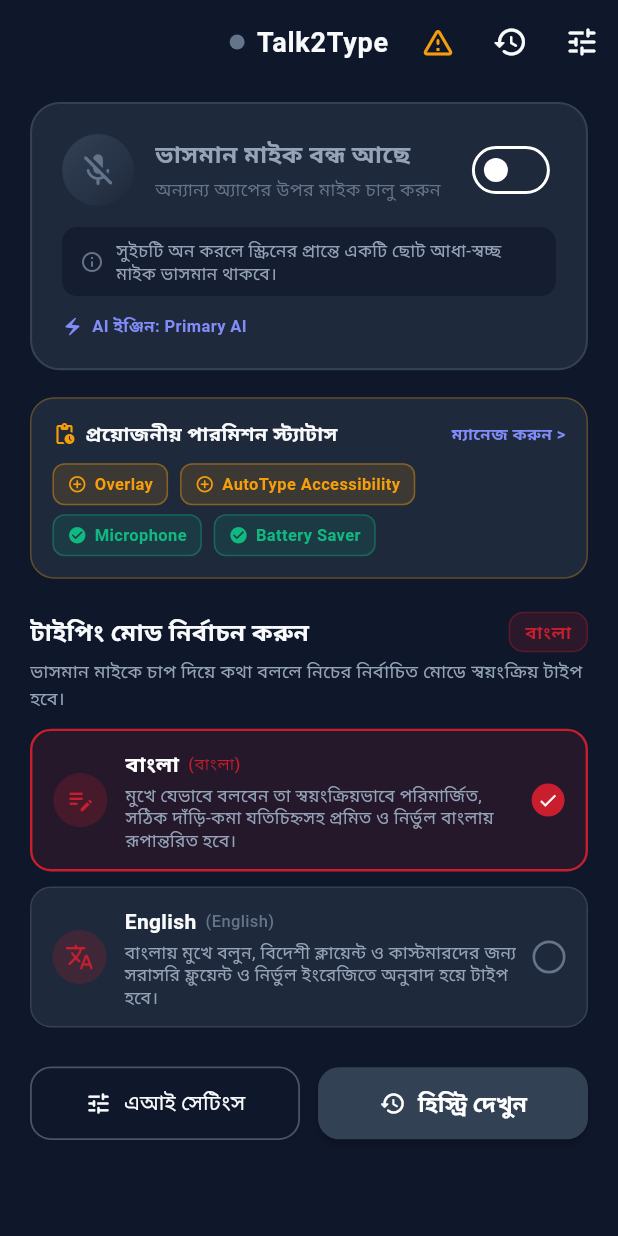
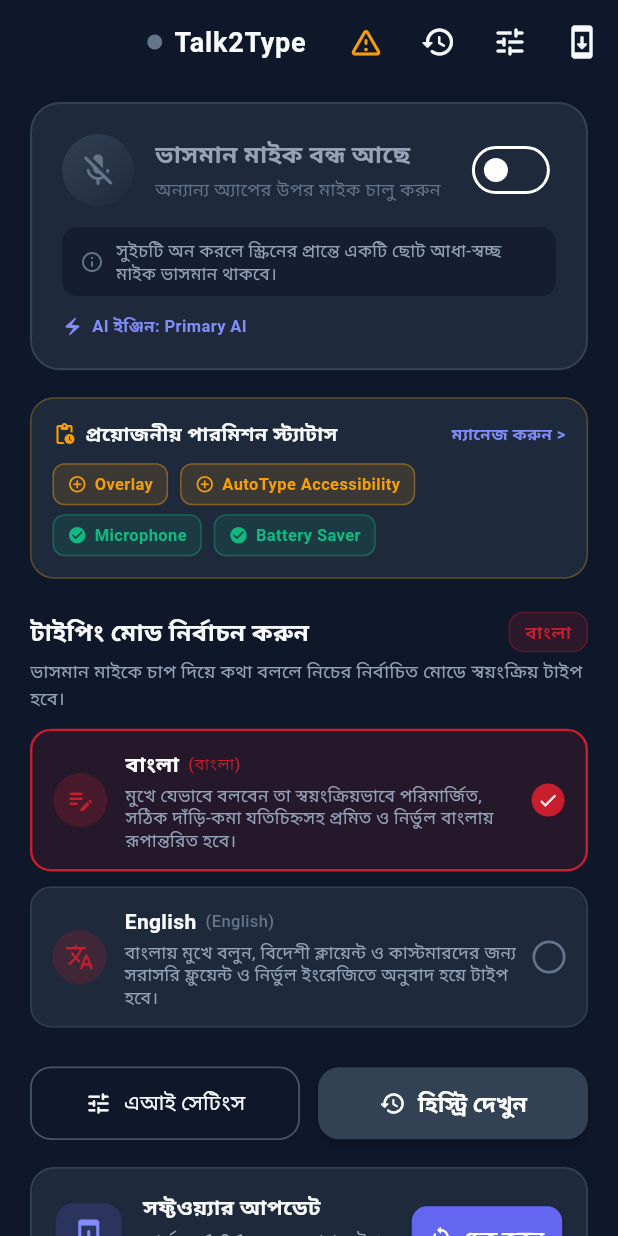
Before and after one commit to shakelm39/talk2type, a Flutter app: the HomeControlScreen screen opened directly, on a phone screen of 412 x 824 dp. Run offline on Flutter 3.47's test engine with Material 3 defaults, Android fonts, the phone set to English and light mode, and no system bars; our stand-ins replace device_info_plus, dio, permission_handler, shared_preferences, sqflite; accounts and stored records are empty; network calls fail.

Commit message:
feat: Add manual and auto in-app update checks with dynamic version detection

```diff
--- a/lib/core/native/native_bridge.dart
+++ b/lib/core/native/native_bridge.dart
@@ -242,6 +242,16 @@ class NativeBridge {
     }
   }
 
+  /// Get current running Android App Version (versionName)
+  static Future<String> getAppVersion() async {
+    try {
+      final String? version = await _channel.invokeMethod<String>('getAppVersion');
+      return version ?? '1.0.1';
+    } catch (_) {
+      return '1.0.1';
+    }
+  }
+
   /// Install downloaded APK using Android Package Installer via FileProvider
   static Future<bool> installApk(String filePath) async {
     try {
--- a/lib/presentation/screens/home_control_screen.dart
+++ b/lib/presentation/screens/home_control_screen.dart
@@ -34,10 +34,11 @@ class _HomeControlScreenState extends State<HomeControlScreen> with WidgetsBindi
   Future<void> _checkForAppUpdate() async {
     await Future.delayed(const Duration(milliseconds: 1200));
     if (!mounted) return;
-    final updateInfo = await AppUpdateService.instance.checkForUpdate();
-    if (updateInfo != null && updateInfo.hasUpdate && mounted) {
-      AppUpdateService.instance.showUpdateNotice(context, updateInfo);
-    }
+    // Quiet automatic check on launch (only prompts if update exists)
+    await AppUpdateService.instance.checkForUpdate(
+      context: context,
+      isManual: false,
+    );
   }
 
   @override
@@ -121,6 +122,17 @@ class _HomeControlScreenState extends State<HomeControlScreen> with WidgetsBindi
               showDialog(
                 context: context,
                 builder: (_) => const TestAiDialog(),
+              );
+            },
+          ),
+          // Manual update check button
+          IconButton(
+            icon: const Icon(Icons.system_update_rounded),
+            tooltip: "আপডেট চেক করুন",
+            onPressed: () {
+              AppUpdateService.instance.checkForUpdate(
+                context: context,
+                isManual: true,
               );
             },
           ),
@@ -229,6 +241,11 @@ class _HomeControlScreenState extends State<HomeControlScreen> with WidgetsBindi
                   ),
                 ],
               ),
+
+              const SizedBox(height: 18),
+
+              // 6. Manual Update & Version Card
+              _buildAppUpdateCard(),
 
               const SizedBox(height: 24),
             ],
@@ -700,4 +717,80 @@ class _HomeControlScreenState extends State<HomeControlScreen> with WidgetsBindi
       ),
     );
   }
+
+  Widget _buildAppUpdateCard() {
+    return Container(
+      padding: const EdgeInsets.all(16),
+      decoration: BoxDecoration(
+        color: AppColors.surface,
+        borderRadius: BorderRadius.circular(16),
+        border: Border.all(color: const Color(0xFF334155), width: 1.2),
+      ),
+      child: Row(
+        children: [
+          Container(
+            padding: const EdgeInsets.all(10),
+            decoration: BoxDecoration(
+              color: AppColors.primary.withValues(alpha: 0.18),
+              borderRadius: BorderRadius.circular(12),
+            ),
+            child: const Icon(
+              Icons.system_update_rounded,
+              color: AppColors.primaryLight,
+              size: 24,
+            ),
+          ),
+          const SizedBox(width: 14),
+          Expanded(
+            child: Column(
+              crossAxisAlignment: CrossAxisAlignment.start,
+              children: [
+                const Text(
+                  "সফ্টওয়্যার আপডেট",
+                  style: TextStyle(
+                    fontSize: 14,
+                    fontWeight: FontWeight.bold,
+                    color: AppColors.textPrimary,
+                  ),
+                ),
+                const SizedBox(height: 2),
+                FutureBuilder<String>(
+                  future: AppUpdateService.instance.getCurrentAppVersion(),
+                  builder: (context, snapshot) {
+                    final ver = snapshot.data ?? "1.0.1";
+                    return Text(
+                      "ভার্সন: v$ver • নতুন আপডেট চেক করুন",
+                      style: const TextStyle(
+                        fontSize: 12,
+                        color: AppColors.textSecondary,
+                      ),
+                    );
+                  },
+                ),
+              ],
+            ),
+          ),
+          ElevatedButton.icon(
+            onPressed: () {
+              AppUpdateService.instance.checkForUpdate(
+                context: context,
+                isManual: true,
+              );
+            },
+            icon: const Icon(Icons.sync_rounded, size: 15),
+            label: const Text("চেক করুন"),
+            style: ElevatedButton.styleFrom(
+              backgroundColor: AppColors.primary,
+              foregroundColor: Colors.white,
+              padding: const EdgeInsets.symmetric(horizontal: 12, vertical: 8),
+              textStyle: const TextStyle(fontSize: 12, fontWeight: FontWeight.bold),
+              shape: RoundedRectangleBorder(
+                borderRadius: BorderRadius.circular(10),
+              ),
+            ),
+          ),
+        ],
+      ),
+    );
+  }
 }
```
Also changed, not shown: lib/core/services/app_update_service.dart (+140 -7 lines), lib/presentation/screens/test_ai_dialog.dart (+20 -0 lines), 1 other file.
